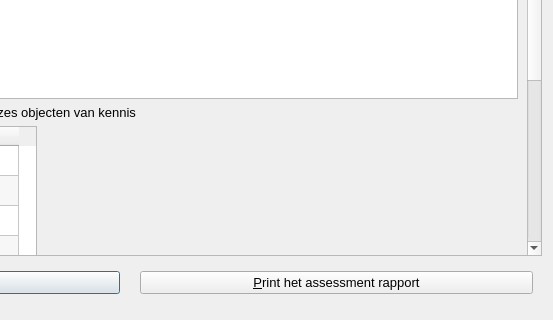
First picture: the form in Projects/ProjectBrainweaver/qtpvdbratingdialog.ui, repository richelbilderbeek/ProjectRichelBilderbeek, before the edit; both pictures show x 308 to 861 and y 185 to 505 of the 861 by 505 pixel window.
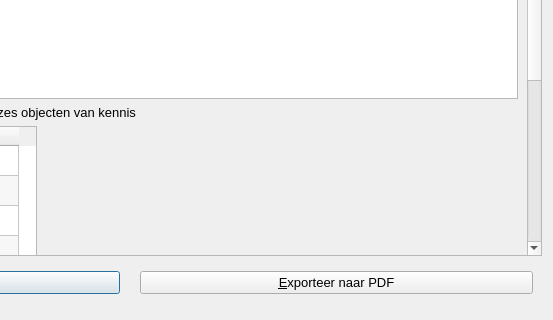
Second picture: the form after the edit. Icons and pictures are not drawn.

Diff of the .ui file:
```diff
--- a/Projects/ProjectBrainweaver/qtpvdbratingdialog.ui
+++ b/Projects/ProjectBrainweaver/qtpvdbratingdialog.ui
@@ -425,7 +425,7 @@
       <item>
        <widget class="QPushButton" name="button_print">
         <property name="text">
-         <string>&amp;Print het assessment rapport</string>
+         <string>&amp;Exporteer naar PDF</string>
         </property>
        </widget>
       </item>
```
Left out of the diff: 4 changed lines with no effect on the pictures.
